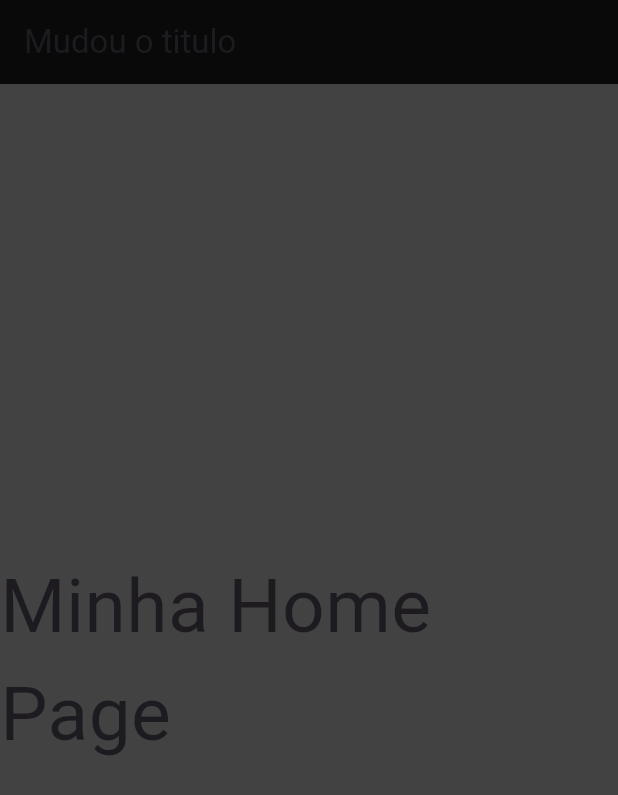
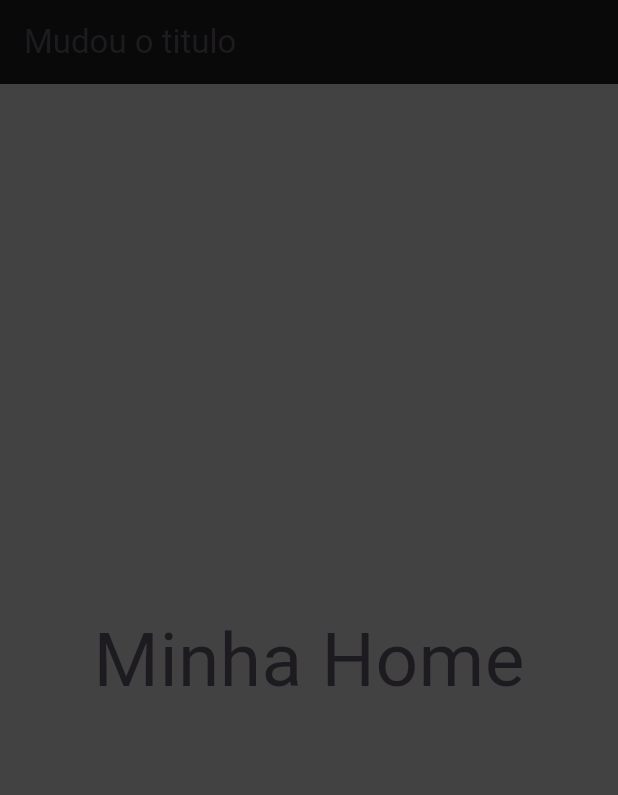
Before and after one commit to glecia27/projetoenxoval, a Flutter app: the screen it shows after launch, on a phone screen of 412 x 824 dp. Shown: the top 795 px of the screen. Run offline on Flutter 3.47's test engine with Material 3 defaults, Android fonts, the light colour scheme and no system bars.

Commit message:
Mudei o nome

```diff
--- a/lib/paginas/home_page.dart
+++ b/lib/paginas/home_page.dart
@@ -16,7 +16,7 @@ class HomePage extends StatelessWidget {
             Center(
               child: Container(
                 decoration: BoxDecoration(color: Colors.transparent),
-                child: Text('Minha Home Page', style: TextStyle(fontSize: 50)),
+                child: Text('Minha Home', style: TextStyle(fontSize: 50)),
               ),
             ),
           ],
```
